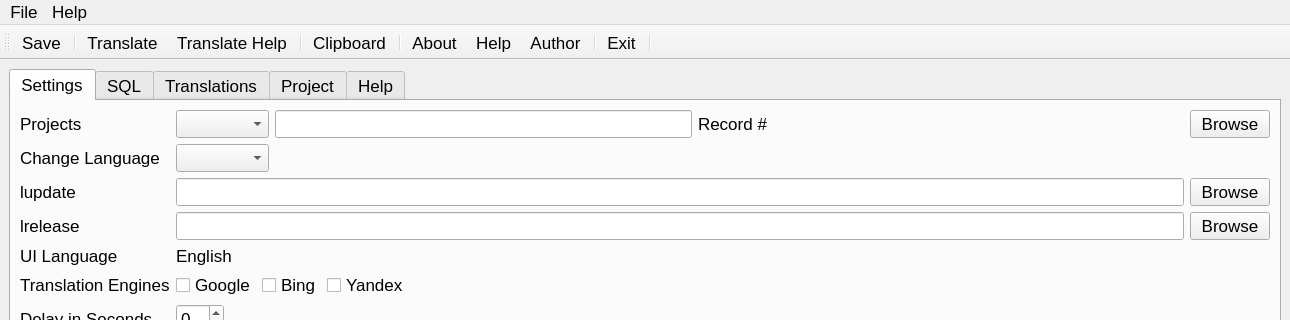
First picture: the form in src/MainWindow.ui, repository Light-Wizzard/QtLingo, before the edit; both pictures show x 0 to 1290 and y 0 to 320 of the 1290 by 684 pixel window.
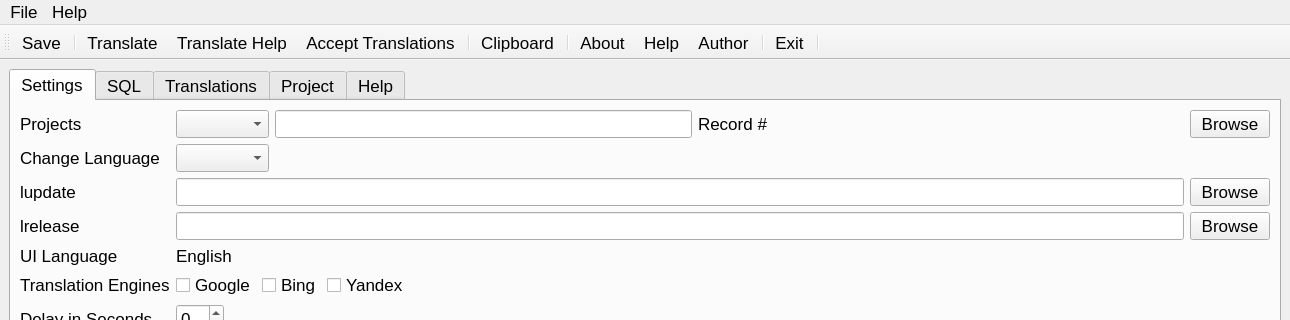
Second picture: the form after the edit. Icons and pictures are not drawn.

The edit to the form file:
```diff
--- a/src/MainWindow.ui
+++ b/src/MainWindow.ui
@@ -1883,6 +1883,7 @@
    <addaction name="separator"/>
    <addaction name="actionCompile"/>
    <addaction name="actionTranslate_Help"/>
+   <addaction name="actionAccept_Translations"/>
    <addaction name="separator"/>
    <addaction name="actionClipboard"/>
    <addaction name="separator"/>
@@ -1965,6 +1966,15 @@
     <string>Translate Help</string>
    </property>
   </action>
+  <action name="actionAccept_Translations">
+   <property name="icon">
+    <iconset resource="../QtLingo.qrc">
+     <normaloff>:/images/lock.png</normaloff>:/images/lock.png</iconset>
+   </property>
+   <property name="text">
+    <string>Accept Translations</string>
+   </property>
+  </action>
  </widget>
  <resources>
   <include location="../QtLingo.qrc"/>
```
Left out of the diff: 3 changed lines with no effect on the pictures.
